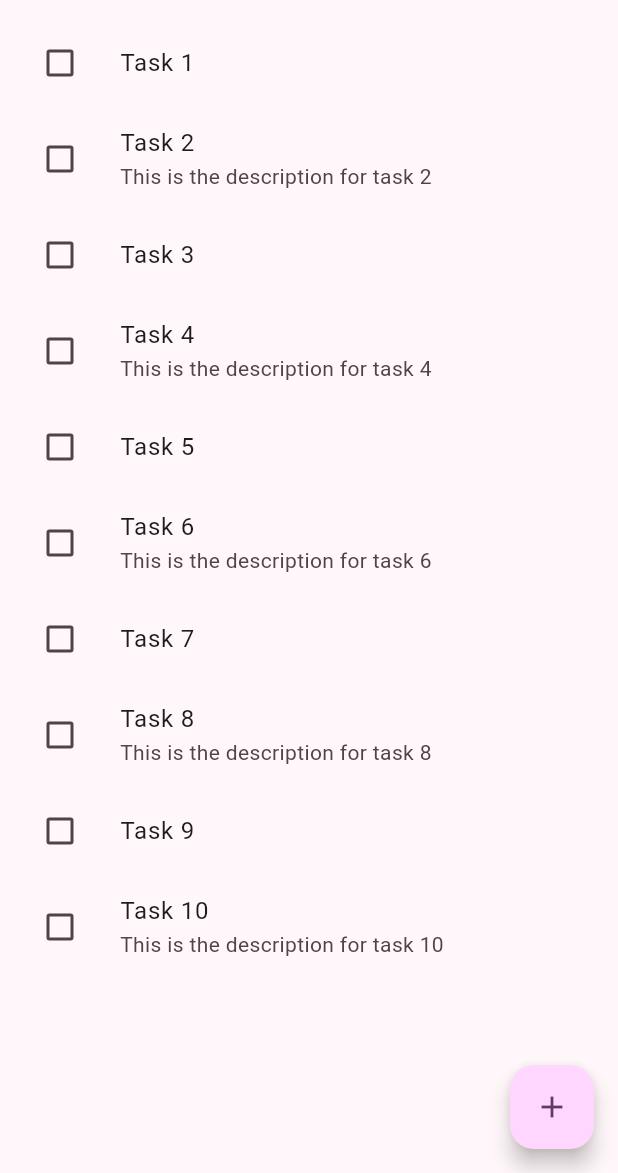
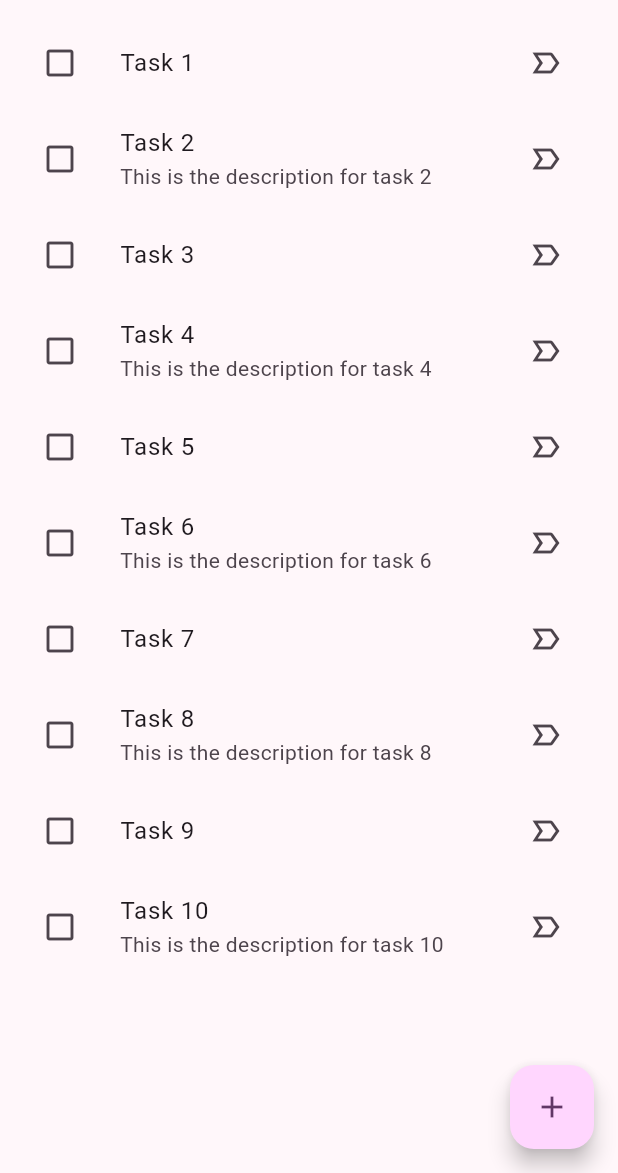
Before and after one commit to ModMonster/Taskly, a Flutter app: the screen it shows after launch, on a phone screen of 412 x 824 dp, the part 63-1236 px from its top. Run offline on Flutter 3.47's test engine with Material 3 defaults, Android fonts, the light colour scheme and no system bars; drawn by our look-alikes of streaming_shared_preferences; missing offline and left inert: side_sheet.

Commit message:
Mock trash page

```diff
--- a/lib/main.dart
+++ b/lib/main.dart
@@ -2,6 +2,7 @@ import 'package:flutter/material.dart';
 import 'package:streaming_shared_preferences/streaming_shared_preferences.dart';
 import 'package:taskly/pages/home.dart';
 import 'package:taskly/pages/settings.dart';
+import 'package:taskly/pages/trash.dart';
 import 'package:taskly/widgets/scaffold.dart';
 
 late final StreamingSharedPreferences preferences;
@@ -46,7 +47,7 @@ class _MyAppState extends State<MyApp> {
             "/settings": (context) => SettingsPage(),
             "/completed": (context) => ResponsiveScaffold(pageNumber: 1, appBar: AppBar(title: Text("Completed tasks")), body: Container(color: Colors.orange)),
             "/important": (context) =>  ResponsiveScaffold(pageNumber: 2, appBar: AppBar(title: Text("Important tasks")), body: Container(color: Colors.yellow)),
-            "/trash": (context) =>  ResponsiveScaffold(pageNumber: 3, appBar: AppBar(title: Text("Trash")), body: Container(color: Colors.red)),
+            "/trash": (context) =>  TrashPage()
           },
         );
       },
--- a/lib/task.dart
+++ b/lib/task.dart
@@ -3,10 +3,13 @@ class Task {
   final String? description;
   final DateTime? dueDate;
   bool isCompleted = false;
+  bool isImportant;
+  DateTime? trashTime;
 
   Task({
     required this.title,
     this.description,
-    this.dueDate
+    this.dueDate,
+    this.isImportant = false
   });
 }
--- a/lib/widgets/task_list_tile.dart
+++ b/lib/widgets/task_list_tile.dart
@@ -1,32 +1,49 @@
 import 'package:flutter/material.dart';
 import 'package:taskly/task.dart';
 
-class TaskListTile extends StatelessWidget {
+class TaskListTile extends StatefulWidget {
   final Task task;
   const TaskListTile(this.task, {super.key});
 
   @override
+  State<TaskListTile> createState() => _TaskListTileState();
+}
+
+class _TaskListTileState extends State<TaskListTile> {
+  @override
   Widget build(BuildContext context) {
     return ListTile(
-      title: Text(task.title),
-      subtitle: task.description != null ? Text(task.description!) : null,
-      leading: Checkbox(
-        value: task.isCompleted,
-        onChanged: (value) {
+      title: Text(widget.task.title),
+      subtitle: widget.task.description != null ? Text(widget.task.description!) : null,
+      leading: IconButton(
+        icon: Icon(Icons.check_box_outline_blank),
+        onPressed: () {
           // TODO: Handle checkbox change
-          task.isCompleted = true;
+          widget.task.isCompleted = true;
           ScaffoldMessenger.of(context).showSnackBar(
             SnackBar(
-              content: Text("Task marked as complete!"),
+              content: Text("Task marked as completed"),
               action: SnackBarAction(
                 label: "Undo",
                 onPressed: () {
-                  task.isCompleted = false;
+                  widget.task.isCompleted = false;
                 },
               ),
             )
           );
         },
+        tooltip: "Mark as completed",
+      ),
+      trailing: IconButton(
+        onPressed: () {
+          setState(() {
+            widget.task.isImportant = !widget.task.isImportant;
+          });
+        },
+        icon: Icon(
+          widget.task.isImportant? Icons.label_important : Icons.label_important_outline
+        ),
+        tooltip: "Mark as important",
       ),
     );
   }
--- a/pubspec.yaml
+++ b/pubspec.yaml
@@ -37,6 +37,9 @@ dependencies:
   side_sheet: ^1.0.4+1
   dynamic_color: ^1.8.1
   streaming_shared_preferences: ^2.0.0
+  hive: ^2.2.3
+  path_provider: ^2.1.5
+  isar_community: ^3.3.0
 
 dev_dependencies:
   flutter_test:
```
Also changed, not shown: analysis_options.yaml (deleted, +0 -28 lines), lib/pages/trash.dart (added, +92 -0 lines), pubspec.lock, 1 other file.
